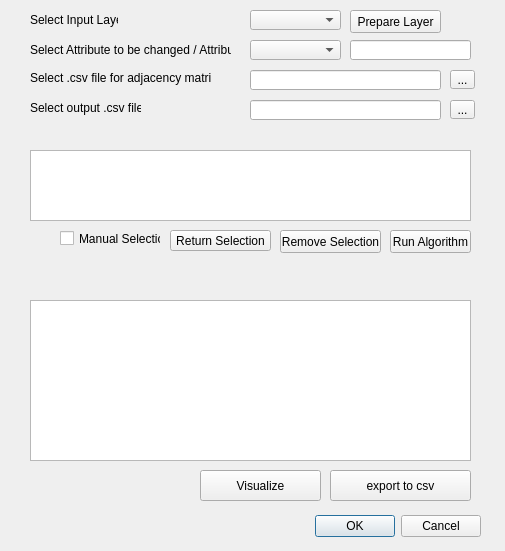
Above: corridor_detection_dialog_base.ui from meteergen/Corridor-Detection before the change. Below: the same form after it.
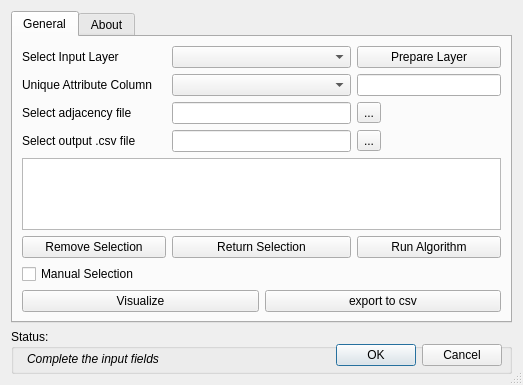
That is the form after the change. Icons and pictures are not drawn.

```diff
--- a/corridor_detection_dialog_base.ui
+++ b/corridor_detection_dialog_base.ui
@@ -6,268 +6,305 @@
    <rect>
     <x>0</x>
     <y>0</y>
-    <width>505</width>
-    <height>551</height>
+    <width>523</width>
+    <height>378</height>
    </rect>
   </property>
   <property name="windowTitle">
    <string>Corridor Detection</string>
   </property>
-  <widget class="QDialogButtonBox" name="button_box">
-   <property name="geometry">
-    <rect>
-     <x>140</x>
-     <y>510</y>
-     <width>341</width>
-     <height>32</height>
-    </rect>
-   </property>
-   <property name="orientation">
-    <enum>Qt::Horizontal</enum>
-   </property>
-   <property name="standardButtons">
-    <set>QDialogButtonBox::Cancel|QDialogButtonBox::Ok</set>
-   </property>
-  </widget>
-  <widget class="QTextBrowser" name="textBrowser">
-   <property name="geometry">
-    <rect>
-     <x>30</x>
-     <y>150</y>
-     <width>441</width>
-     <height>71</height>
-    </rect>
-   </property>
-  </widget>
-  <widget class="QPushButton" name="pushButton">
-   <property name="geometry">
-    <rect>
-     <x>280</x>
-     <y>230</y>
-     <width>101</width>
-     <height>23</height>
-    </rect>
-   </property>
-   <property name="text">
-    <string>Remove Selection</string>
-   </property>
-  </widget>
-  <widget class="QLabel" name="label">
-   <property name="geometry">
-    <rect>
-     <x>30</x>
-     <y>10</y>
-     <width>88</width>
-     <height>20</height>
-    </rect>
-   </property>
-   <property name="text">
-    <string>Select Input Layer</string>
-   </property>
-  </widget>
-  <widget class="QComboBox" name="layerComboBox">
-   <property name="geometry">
-    <rect>
-     <x>250</x>
-     <y>10</y>
-     <width>91</width>
-     <height>20</height>
-    </rect>
-   </property>
-  </widget>
-  <widget class="QLabel" name="label_2">
-   <property name="geometry">
-    <rect>
-     <x>30</x>
-     <y>40</y>
-     <width>201</width>
-     <height>20</height>
-    </rect>
-   </property>
-   <property name="text">
-    <string>Select Attribute to be changed / Attribute</string>
-   </property>
-  </widget>
-  <widget class="QComboBox" name="fieldsComboBox">
-   <property name="geometry">
-    <rect>
-     <x>250</x>
-     <y>40</y>
-     <width>91</width>
-     <height>20</height>
-    </rect>
-   </property>
-  </widget>
-  <widget class="QLabel" name="label_3">
-   <property name="geometry">
-    <rect>
-     <x>30</x>
-     <y>70</y>
-     <width>181</width>
-     <height>16</height>
-    </rect>
-   </property>
-   <property name="text">
-    <string>Select .csv file for adjacency matrix</string>
-   </property>
-  </widget>
-  <widget class="QToolButton" name="toolButtonAdj">
-   <property name="geometry">
-    <rect>
-     <x>450</x>
-     <y>70</y>
-     <width>25</width>
-     <height>19</height>
-    </rect>
-   </property>
-   <property name="text">
-    <string>...</string>
-   </property>
-  </widget>
-  <widget class="QLineEdit" name="lineEdit">
-   <property name="geometry">
-    <rect>
-     <x>250</x>
-     <y>70</y>
-     <width>191</width>
-     <height>20</height>
-    </rect>
-   </property>
-  </widget>
-  <widget class="QLineEdit" name="lineEdit_2">
-   <property name="geometry">
-    <rect>
-     <x>250</x>
-     <y>100</y>
-     <width>191</width>
-     <height>20</height>
-    </rect>
-   </property>
-  </widget>
-  <widget class="QLabel" name="label_4">
-   <property name="geometry">
-    <rect>
-     <x>30</x>
-     <y>100</y>
-     <width>111</width>
-     <height>16</height>
-    </rect>
-   </property>
-   <property name="text">
-    <string>Select output .csv file</string>
-   </property>
-  </widget>
-  <widget class="QToolButton" name="toolButtonOut">
-   <property name="geometry">
-    <rect>
-     <x>450</x>
-     <y>100</y>
-     <width>25</width>
-     <height>19</height>
-    </rect>
-   </property>
-   <property name="text">
-    <string>...</string>
-   </property>
-  </widget>
-  <widget class="QLineEdit" name="lineEdit_3">
-   <property name="geometry">
-    <rect>
-     <x>350</x>
-     <y>40</y>
-     <width>121</width>
-     <height>20</height>
-    </rect>
-   </property>
-  </widget>
-  <widget class="QPushButton" name="pushButton_2">
-   <property name="geometry">
-    <rect>
-     <x>390</x>
-     <y>230</y>
-     <width>81</width>
-     <height>23</height>
-    </rect>
-   </property>
-   <property name="text">
-    <string>Run Algorithm</string>
-   </property>
-  </widget>
-  <widget class="QTextBrowser" name="textBrowser_2">
-   <property name="geometry">
-    <rect>
-     <x>30</x>
-     <y>300</y>
-     <width>441</width>
-     <height>161</height>
-    </rect>
-   </property>
-  </widget>
-  <widget class="QPushButton" name="returnSelectionButton">
-   <property name="geometry">
-    <rect>
-     <x>170</x>
-     <y>230</y>
-     <width>101</width>
-     <height>21</height>
-    </rect>
-   </property>
-   <property name="text">
-    <string>Return Selection</string>
-   </property>
-  </widget>
-  <widget class="QCheckBox" name="checkBoxManuel">
-   <property name="geometry">
-    <rect>
-     <x>60</x>
-     <y>230</y>
-     <width>101</width>
-     <height>17</height>
-    </rect>
-   </property>
-   <property name="text">
-    <string>Manual Selection</string>
-   </property>
-  </widget>
-  <widget class="QPushButton" name="pushButton_csv">
-   <property name="geometry">
-    <rect>
-     <x>330</x>
-     <y>470</y>
-     <width>141</width>
-     <height>31</height>
-    </rect>
-   </property>
-   <property name="text">
-    <string>export to csv</string>
-   </property>
-  </widget>
-  <widget class="QPushButton" name="prepareButton">
-   <property name="geometry">
-    <rect>
-     <x>350</x>
-     <y>10</y>
-     <width>91</width>
-     <height>23</height>
-    </rect>
-   </property>
-   <property name="text">
-    <string>Prepare Layer</string>
-   </property>
-  </widget>
-  <widget class="QPushButton" name="visualizeButton">
-   <property name="geometry">
-    <rect>
-     <x>200</x>
-     <y>470</y>
-     <width>121</width>
-     <height>31</height>
-    </rect>
-   </property>
-   <property name="text">
-    <string>Visualize</string>
-   </property>
-  </widget>
+  <property name="sizeGripEnabled">
+   <bool>true</bool>
+  </property>
+  <layout class="QGridLayout">
+   <item row="1" column="0">
+    <layout class="QHBoxLayout">
+     <item>
+      <widget class="QGroupBox" name="groupBox">
+       <property name="sizePolicy">
+        <sizepolicy hsizetype="Preferred" vsizetype="Fixed">
+         <horstretch>0</horstretch>
+         <verstretch>0</verstretch>
+        </sizepolicy>
+       </property>
+       <property name="minimumSize">
+        <size>
+         <width>0</width>
+         <height>45</height>
+        </size>
+       </property>
+       <property name="title">
+        <string>Status:</string>
+       </property>
+       <widget class="QLabel" name="statusLabel">
+        <property name="geometry">
+         <rect>
+          <x>16</x>
+          <y>20</y>
+          <width>291</width>
+          <height>20</height>
+         </rect>
+        </property>
+        <property name="sizePolicy">
+         <sizepolicy hsizetype="Preferred" vsizetype="Fixed">
+          <horstretch>0</horstretch>
+          <verstretch>0</verstretch>
+         </sizepolicy>
+        </property>
+        <property name="font">
+         <font>
+          <weight>50</weight>
+          <italic>true</italic>
+          <bold>false</bold>
+          <stylestrategy>PreferDefault</stylestrategy>
+          <kerning>true</kerning>
+         </font>
+        </property>
+        <property name="text">
+         <string>Complete the input fields</string>
+        </property>
+        <property name="textFormat">
+         <enum>Qt::AutoText</enum>
+        </property>
+       </widget>
+       <widget class="QDialogButtonBox" name="button_box">
+        <property name="geometry">
+         <rect>
+          <x>310</x>
+          <y>10</y>
+          <width>181</width>
+          <height>32</height>
+         </rect>
+        </property>
+        <property name="orientation">
+         <enum>Qt::Horizontal</enum>
+        </property>
+        <property name="standardButtons">
+         <set>QDialogButtonBox::Cancel|QDialogButtonBox::Ok</set>
+        </property>
+       </widget>
+      </widget>
+     </item>
+    </layout>
+   </item>
+   <item row="0" column="0">
+    <widget class="QTabWidget" name="tabWidget">
+     <property name="sizePolicy">
+      <sizepolicy hsizetype="Expanding" vsizetype="Expanding">
+       <horstretch>0</horstretch>
+       <verstretch>0</verstretch>
+      </sizepolicy>
+     </property>
+     <property name="cursor">
+      <cursorShape>ArrowCursor</cursorShape>
+     </property>
+     <property name="tabPosition">
+      <enum>QTabWidget::North</enum>
+     </property>
+     <property name="tabShape">
+      <enum>QTabWidget::Rounded</enum>
+     </property>
+     <property name="currentIndex">
+      <number>0</number>
+     </property>
+     <property name="elideMode">
+      <enum>Qt::ElideMiddle</enum>
+     </property>
+     <property name="usesScrollButtons">
+      <bool>true</bool>
+     </property>
+     <property name="documentMode">
+      <bool>false</bool>
+     </property>
+     <property name="tabsClosable">
+      <bool>false</bool>
+     </property>
+     <property name="movable">
+      <bool>false</bool>
+     </property>
+     <property name="tabBarAutoHide">
+      <bool>false</bool>
+     </property>
+     <widget class="QWidget" name="tab">
+      <attribute name="title">
+       <string>General</string>
+      </attribute>
+      <layout class="QGridLayout">
+       <item row="0" column="0" rowspan="2" colspan="2">
+        <layout class="QGridLayout" name="gridLayout" rowstretch="0,0,0,0,0,0,0" columnstretch="20,25,20">
+         <property name="sizeConstraint">
+          <enum>QLayout::SetMinimumSize</enum>
+         </property>
+         <property name="leftMargin">
+          <number>0</number>
+         </property>
+         <property name="topMargin">
+          <number>0</number>
+         </property>
+         <property name="spacing">
+          <number>6</number>
+         </property>
+         <item row="4" column="0" colspan="3">
+          <widget class="QTextBrowser" name="textBrowser"/>
+         </item>
+         <item row="1" column="2">
+          <widget class="QLineEdit" name="lineEdit_3"/>
+         </item>
+         <item row="2" column="1">
+          <widget class="QLineEdit" name="lineEdit"/>
+         </item>
+         <item row="3" column="1">
+          <widget class="QLineEdit" name="lineEdit_2"/>
+         </item>
+         <item row="2" column="2">
+          <widget class="QToolButton" name="toolButtonAdj">
+           <property name="text">
+            <string>...</string>
+           </property>
+          </widget>
+         </item>
+         <item row="5" column="2">
+          <widget class="QPushButton" name="pushButton_2">
+           <property name="text">
+            <string>Run Algorithm</string>
+           </property>
+          </widget>
+         </item>
+         <item row="0" column="2">
+          <widget class="QPushButton" name="prepareButton">
+           <property name="text">
+            <string>Prepare Layer</string>
+           </property>
+          </widget>
+         </item>
+         <item row="1" column="1">
+          <widget class="QComboBox" name="fieldsComboBox"/>
+         </item>
+         <item row="0" column="1">
+          <widget class="QComboBox" name="layerComboBox"/>
+         </item>
+         <item row="3" column="2">
+          <widget class="QToolButton" name="toolButtonOut">
+           <property name="text">
+            <string>...</string>
+           </property>
+          </widget>
+         </item>
+         <item row="2" column="0">
+          <widget class="QLabel" name="label_7">
+           <property name="text">
+            <string>Select adjacency file</string>
+           </property>
+          </widget>
+         </item>
+         <item row="0" column="0">
+          <widget class="QLabel" name="label_5">
+           <property name="text">
+            <string>Select Input Layer</string>
+           </property>
+          </widget>
+         </item>
+         <item row="1" column="0">
+          <widget class="QLabel" name="label_6">
+           <property name="text">
+            <string>Unique Attribute Column</string>
+           </property>
+          </widget>
+         </item>
+         <item row="3" column="0">
+          <widget class="QLabel" name="label_8">
+           <property name="text">
+            <string>Select output .csv file</string>
+           </property>
+          </widget>
+         </item>
+         <item row="6" column="0">
+          <widget class="QCheckBox" name="checkBoxManuel">
+           <property name="text">
+            <string>Manual Selection</string>
+           </property>
+          </widget>
+         </item>
+         <item row="5" column="1">
+          <widget class="QPushButton" name="returnSelectionButton">
+           <property name="text">
+            <string>Return Selection</string>
+           </property>
+          </widget>
+         </item>
+         <item row="5" column="0">
+          <widget class="QPushButton" name="pushButton">
+           <property name="text">
+            <string>Remove Selection</string>
+           </property>
+          </widget>
+         </item>
+        </layout>
+       </item>
+       <item row="2" column="1">
+        <widget class="QPushButton" name="pushButton_csv">
+         <property name="text">
+          <string>export to csv</string>
+         </property>
+        </widget>
+       </item>
+       <item row="2" column="0">
+        <widget class="QPushButton" name="visualizeButton">
+         <property name="text">
+          <string>Visualize</string>
+         </property>
+        </widget>
+       </item>
+      </layout>
+     </widget>
+     <widget class="QWidget" name="tab_3">
+      <attribute name="title">
+       <string>About</string>
+      </attribute>
+      <layout class="QGridLayout">
+       <item row="0" column="0">
+        <widget class="QLabel" name="label_3">
+         <property name="cursor">
+          <cursorShape>ArrowCursor</cursorShape>
+         </property>
+         <property name="text">
+          <string>&lt;html&gt;&lt;head/&gt;&lt;body&gt;&lt;p&gt;Hacettepe Team Members&lt;/p&gt;&lt;p&gt;Dr. Berk Anbaroğlu&lt;/p&gt;&lt;p&gt;Metehan Ergen&lt;/p&gt;&lt;p&gt;Berkay İbiş&lt;/p&gt;&lt;p&gt;Atahan Çelebi&lt;/p&gt;&lt;/body&gt;&lt;/html&gt;</string>
+         </property>
+         <property name="textFormat">
+          <enum>Qt::AutoText</enum>
+         </property>
+         <property name="scaledContents">
+          <bool>false</bool>
+         </property>
+         <property name="alignment">
+          <set>Qt::AlignLeading|Qt::AlignLeft|Qt::AlignTop</set>
+         </property>
+         <property name="wordWrap">
+          <bool>true</bool>
+         </property>
+         <property name="openExternalLinks">
+          <bool>true</bool>
+         </property>
+         <property name="textInteractionFlags">
+          <set>Qt::LinksAccessibleByMouse</set>
+         </property>
+        </widget>
+       </item>
+       <item row="1" column="0">
+        <widget class="QLabel" name="label">
+         <property name="text">
+          <string/>
+         </property>
+         <property name="pixmap">
+          <pixmap resource="resources.qrc">:/plugins/corridor_detection/hacettepe_logo.png</pixmap>
+         </property>
+        </widget>
+       </item>
+      </layout>
+     </widget>
+    </widget>
+   </item>
+  </layout>
  </widget>
  <resources/>
  <connections>
```
Left out of the diff: 49 changed lines with no effect on the pictures.
